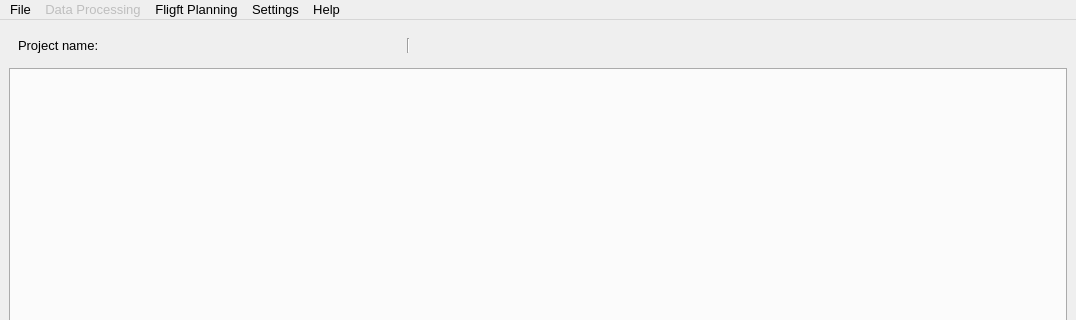
raulett/RousettusTool, file UI/mainWindow.ui: the form before one commit; both pictures show x 0 to 1076 and y 0 to 320 of the 1076 by 898 pixel window.
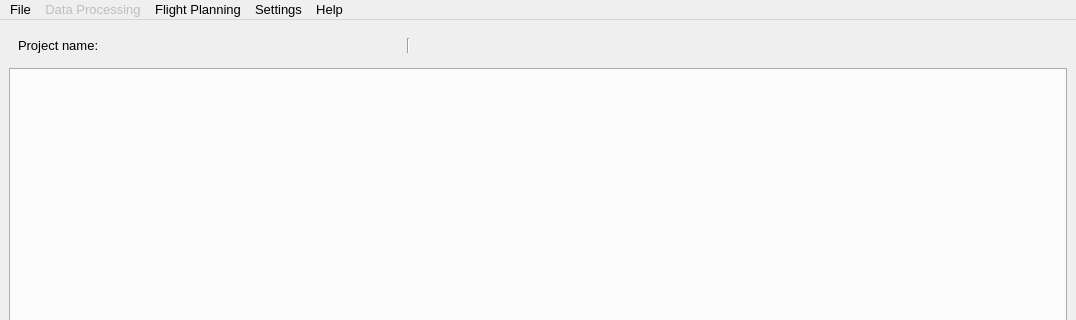
The form after the commit.

What changed in the file:
```diff
--- a/UI/mainWindow.ui
+++ b/UI/mainWindow.ui
@@ -286,7 +286,7 @@
    </widget>
    <widget class="QMenu" name="menuFligft_Planning">
     <property name="title">
-     <string>Fligft Planning</string>
+     <string>Flight Planning</string>
     </property>
     <addaction name="actionMake_Profiles"/>
     <addaction name="actionPlan_routes"/>
```
